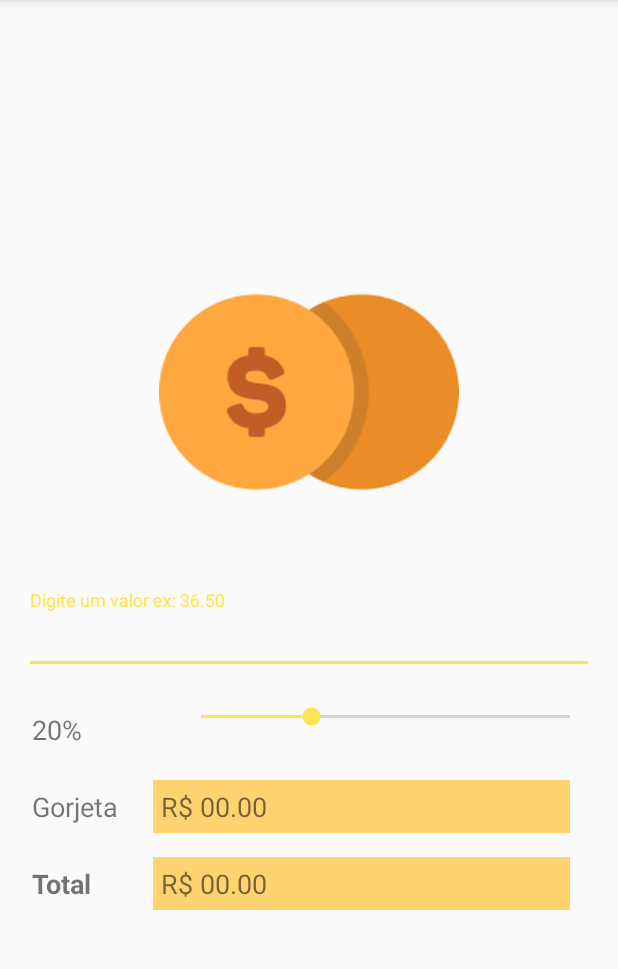
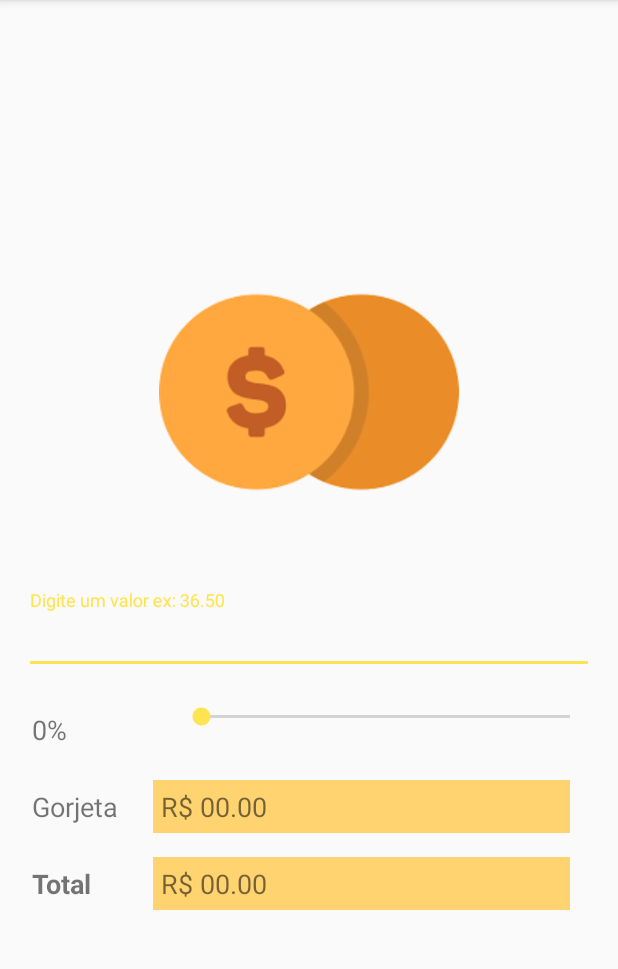
Before and after one commit to FerreirinhaJean/cursoAndroid, an Android app: the screen it shows after launch (MainActivity), on a phone screen of 412 x 824 dp, the part 84-1053 px from its top. Run offline under Robolectric (Android 15) with nearby library versions, the phone set to English and light mode, and no system bars.

Commit message:
Alteracoes finais Calculadora Gorjeta

```diff
--- a/AppCalculadoraGorjeta/app/src/main/res/layout/activity_main.xml
+++ b/AppCalculadoraGorjeta/app/src/main/res/layout/activity_main.xml
@@ -48,7 +48,6 @@
         android:layout_marginEnd="16dp"
         android:layout_marginRight="16dp"
         android:max="100"
-        android:progress="30"
         app:layout_constraintEnd_toEndOf="parent"
         app:layout_constraintHorizontal_bias="0.85"
         app:layout_constraintStart_toEndOf="@+id/tvPorcentagem"
@@ -62,7 +61,7 @@
         android:layout_marginLeft="16dp"
         android:layout_marginTop="16dp"
         android:padding="5dp"
-        android:text="20%"
+        android:text="0%"
         android:textSize="18sp"
         app:layout_constraintStart_toStartOf="parent"
         app:layout_constraintTop_toBottomOf="@+id/textInputLayout2" />
```
